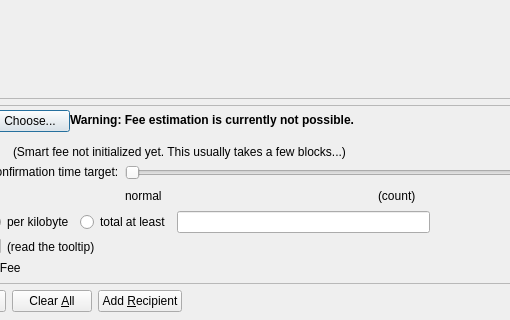
The window that src/qt/forms/sendcoinsdialog.ui (raffermeko/bitcoin) describes before a commit, drawn with Qt 5; both pictures show x 155 to 665 and y 206 to 526 of the 850 by 526 pixel window.
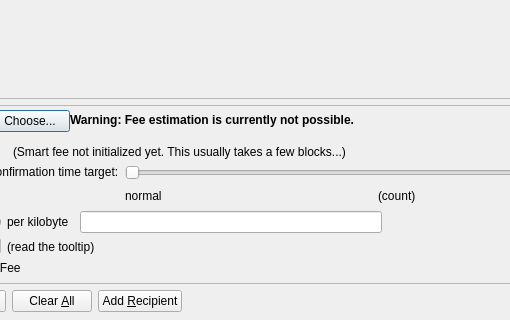
The same window after the commit. Icons and pictures are not drawn. Custom widgets are drawn as their Qt base class.

Commit message: remove minimum total fee option

The edit to the form file:
```diff
--- a/src/qt/forms/sendcoinsdialog.ui
+++ b/src/qt/forms/sendcoinsdialog.ui
@@ -861,19 +861,6 @@
                    </attribute>
                   </widget>
                  </item>
-                 <item>
-                  <widget class="QRadioButton" name="radioCustomAtLeast">
-                   <property name="toolTip">
-                    <string>If the custom fee is set to 1000 satoshis and the transaction is only 250 bytes, then &quot;per kilobyte&quot; only pays 250 satoshis in fee, while &quot;total at least&quot; pays 1000 satoshis. For transactions bigger than a kilobyte both pay by kilobyte.</string>
-                   </property>
-                   <property name="text">
-                    <string>total at least</string>
-                   </property>
-                   <attribute name="buttonGroup">
-                    <string notr="true">groupCustomFee</string>
-                   </attribute>
-                  </widget>
-                 </item>
                  <item>
                   <widget class="BitcoinAmountField" name="customFee"/>
                  </item>
```
The commit also changes 4 other files.
